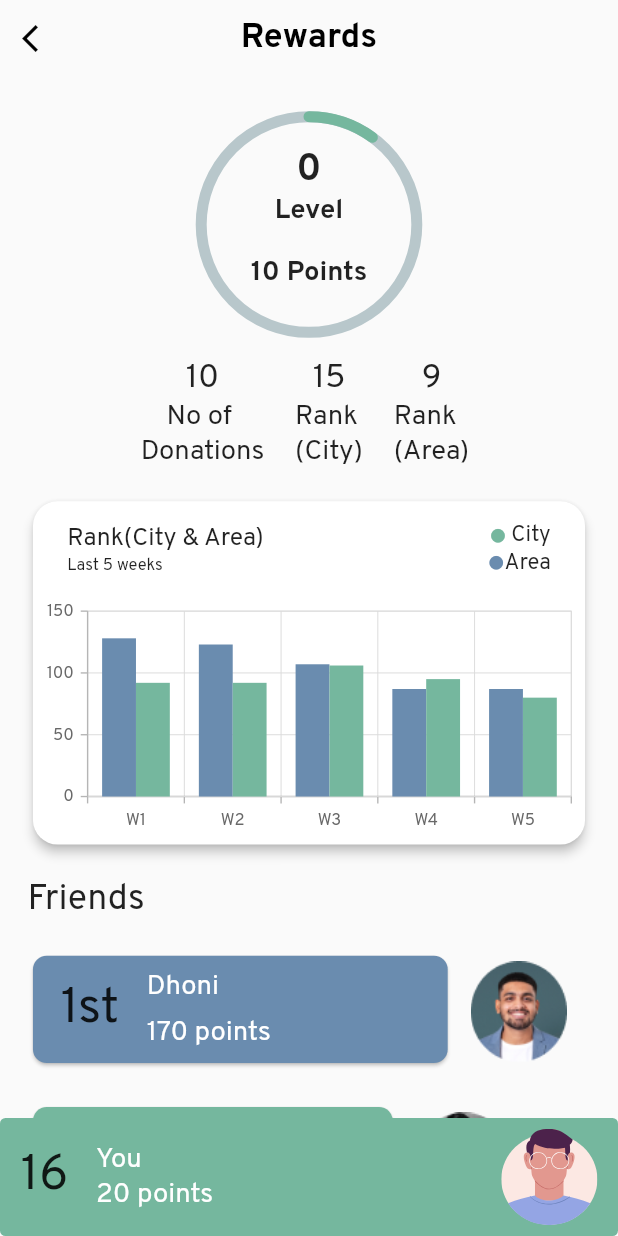
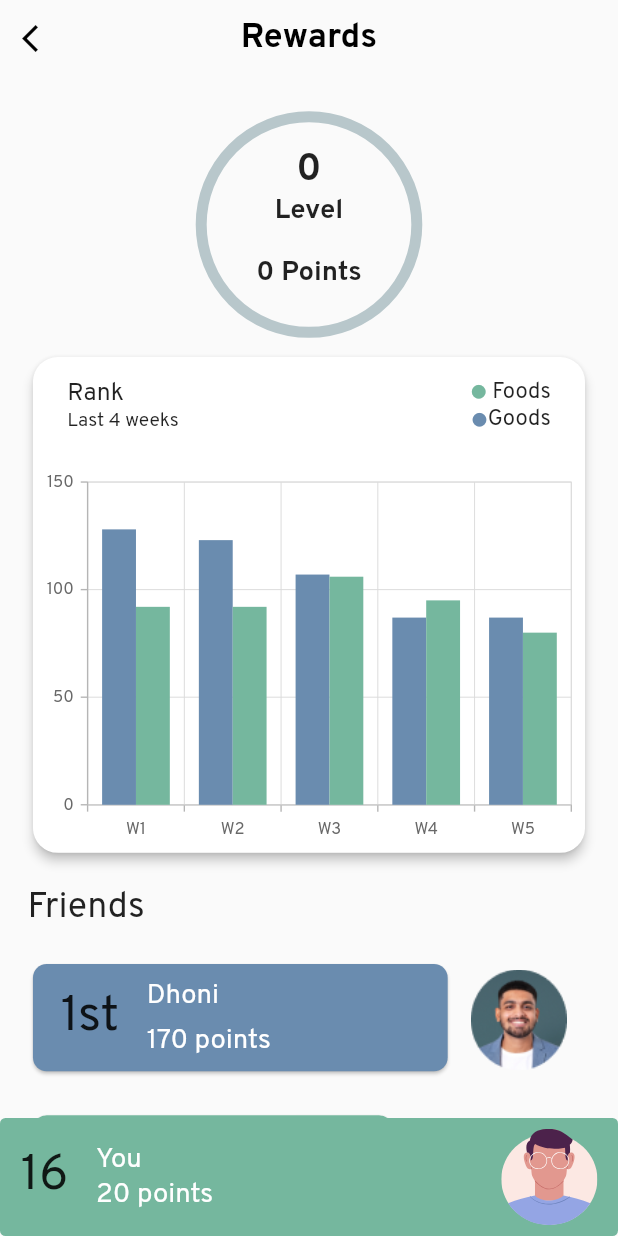
Before and after one commit to tejastamkar/freemorsel, a Flutter app: the Reward screen opened directly, on a phone screen of 412 x 824 dp. Run offline on Flutter 3.47's test engine with Material 2 defaults, Android fonts, the phone set to English and light mode, and no system bars; drawn by our look-alikes of percent_indicator; our stand-ins replace animated_splash_screen, cached_network_image, carousel_indicator, carousel_slider, cloud_firestore, firebase_auth and 18 more; accounts and stored records are empty; project files that could hold a hidden picture were left out.

Commit message:
fixed grid view

```diff
--- a/lib/api/checkuser.dart
+++ b/lib/api/checkuser.dart
@@ -1,6 +1,7 @@
 import 'package:cloud_firestore/cloud_firestore.dart';
 import 'package:firebase_auth/firebase_auth.dart';
 import 'package:firebase_messaging/firebase_messaging.dart';
+import 'package:freemorsel/api/userdetails.dart';
 import 'package:freemorsel/data/userdata.dart';
 import 'package:freemorsel/provider/notifcationprovider.dart';
 
@@ -15,6 +16,7 @@ Future<bool> checkLogin() async {
         .then((docSnapshot) async {
       if (docSnapshot.exists) {
         await getFCM(uid: uid);
+        await UserDetails().getUserDetails(docSnapshot: docSnapshot);
         newUser = true;
       } else {
         newUser = false;
--- a/lib/data/userdata.dart
+++ b/lib/data/userdata.dart
@@ -1,11 +1,11 @@
 import 'package:flutter_cache_manager/flutter_cache_manager.dart';
 
 // String name = 'Zara', lastName = 'Adam';
-int donationLevel = 3, level = 2, points = 10;
+int donationLevel = 0, level = 0, points = 0;
 String profileImage =
     "https://images.unsplash.com/photo-1494790108377-be9c29b29330?ixlib=rb-1.2.1&ixid=MnwxMjA3fDB8MHxzZWFyY2h8Mnx8cHJvZmlsZXxlbnwwfHwwfHw%3D&w=1000&q=80";
 // int phoneNo = 1234567890;
-String email = "zara.adam@freemosal.com";
+String email = "freemosal.com";
 String username = "", phoneNum = "", fcmToken = "";
 
 int profilePicSelector = 1;
--- a/lib/screens/editprofilescreen.dart
+++ b/lib/screens/editprofilescreen.dart
@@ -1,5 +1,6 @@
 import 'package:flutter/material.dart';
 import 'package:flutter_svg/flutter_svg.dart';
+import 'package:freemorsel/api/checkuser.dart';
 import 'package:freemorsel/api/userdetails.dart';
 import 'package:freemorsel/data/userdata.dart';
 import 'package:freemorsel/widgets/profileselector.dart';
@@ -224,7 +225,7 @@ class _EditProfileState extends State<EditProfile> {
                     userName: _userName.text,
                     email: _email.text)
                 .then((value) async {
-              await UserDetails().getUserDetails(context: context);
+              await checkLogin();
             });
             widget.refresh();
           },
--- a/lib/screens/reward.dart
+++ b/lib/screens/reward.dart
@@ -98,50 +98,50 @@ class _RewardState extends State<Reward> {
                   ),
                 ),
               ),
-              Padding(
-                padding: const EdgeInsets.fromLTRB(60, 15, 66, 10),
-                child: Row(
-                  mainAxisAlignment: MainAxisAlignment.spaceEvenly,
-                  children: [
-                    Column(children: const [
-                      Text(
-                        "10",
-                        style: TextStyle(
-                            fontSize: 24, fontWeight: FontWeight.w400),
-                      ),
-                      Text(
-                        "    No of\nDonations",
-                        style: TextStyle(
-                            fontSize: 20, fontWeight: FontWeight.w400),
-                      ),
-                    ]),
-                    Column(children: const [
-                      Text(
-                        "15",
-                        style: TextStyle(
-                            fontSize: 24, fontWeight: FontWeight.w400),
-                      ),
-                      Text(
-                        "Rank\n(City)",
-                        style: TextStyle(
-                            fontSize: 20, fontWeight: FontWeight.w400),
-                      ),
-                    ]),
-                    Column(children: const [
-                      Text(
-                        "9",
-                        style: TextStyle(
-                            fontSize: 24, fontWeight: FontWeight.w400),
-                      ),
-                      Text(
-                        "Rank\n(Area)",
-                        style: TextStyle(
-                            fontSize: 20, fontWeight: FontWeight.w400),
-                      ),
-                    ]),
-                  ],
-                ),
-              ),
+              // Padding(
+              //   padding: const EdgeInsets.fromLTRB(60, 15, 66, 10),
+              //   child: Row(
+              //     mainAxisAlignment: MainAxisAlignment.spaceEvenly,
+              //     children: [
+              //       Column(children: const [
+              //         Text(
+              //           "10",
+              //           style: TextStyle(
+              //               fontSize: 24, fontWeight: FontWeight.w400),
+              //         ),
+              //         Text(
+              //           "    No of\nDonations",
+              //           style: TextStyle(
+              //               fontSize: 20, fontWeight: FontWeight.w400),
+              //         ),
+              //       ]),
+              //       Column(children: const [
+              //         Text(
+              //           "15",
+              //           style: TextStyle(
+              //               fontSize: 24, fontWeight: FontWeight.w400),
+              //         ),
+              //         Text(
+              //           "Rank\n(City)",
+              //           style: TextStyle(
+              //               fontSize: 20, fontWeight: FontWeight.w400),
+              //         ),
+              //       ]),
+              //       Column(children: const [
+              //         Text(
+              //           "9",
+              //           style: TextStyle(
+              //               fontSize: 24, fontWeight: FontWeight.w400),
+              //         ),
+              //         Text(
+              //           "Rank\n(Area)",
+              //           style: TextStyle(
+              //               fontSize: 20, fontWeight: FontWeight.w400),
+              //         ),
+              //       ]),
+              //     ],
+              //   ),
+              // ),
               // SizedBox(
               //   width: width - 20,
               //   child: Card(
@@ -274,15 +274,15 @@ class _RewardState extends State<Reward> {
                                   crossAxisAlignment: CrossAxisAlignment.start,
                                   children: const [
                                     Text(
-                                      "Rank(City & Area)",
+                                      "Rank",
                                       style: TextStyle(
                                           fontSize: 18,
                                           fontWeight: FontWeight.w400),
                                     ),
                                     Text(
-                                      "Last 5 weeks",
+                                      "Last 4 weeks",
                                       style: TextStyle(
-                                          fontSize: 12,
+                                          fontSize: 14,
                                           fontWeight: FontWeight.w400),
                                     ),
                                   ]),
@@ -303,7 +303,7 @@ class _RewardState extends State<Reward> {
                                               Color.fromRGBO(117, 183, 158, 1),
                                         ),
                                         Text(
-                                          " City",
+                                          " Foods",
                                           style: TextStyle(
                                               fontSize: 16,
                                               fontWeight: FontWeight.w400),
@@ -319,7 +319,7 @@ class _RewardState extends State<Reward> {
                                               Color.fromRGBO(106, 140, 175, 1),
                                         ),
                                         Text(
-                                          "Area",
+                                          "Goods",
                                           style: TextStyle(
                                               fontSize: 16,
                                               fontWeight: FontWeight.w400),
@@ -330,7 +330,10 @@ class _RewardState extends State<Reward> {
                             ),
                           ],
                         ),
-                        SizedBox(height: height / 5, child: const BarChart())
+                        const SizedBox(
+                          height: 10,
+                        ),
+                        const SizedBox(height: 280, child: BarChart())
                       ],
                     )),
               ),
--- a/lib/widgets/cards/cardgrid.dart
+++ b/lib/widgets/cards/cardgrid.dart
@@ -20,7 +20,7 @@ class CardGridView extends StatelessWidget {
     return GridView.builder(
         shrinkWrap: true,
         physics: const NeverScrollableScrollPhysics(),
-        itemCount: donationDataList.length,
+        itemCount: itemCount,
         gridDelegate: SliverGridDelegateWithFixedCrossAxisCount(
           crossAxisCount: width < 441 ? 3 : 2,
         ),
--- a/lib/widgets/carouselviews.dart
+++ b/lib/widgets/carouselviews.dart
@@ -29,7 +29,7 @@ class _TrendingCampaignsState extends State<TrendingCampaigns> {
 
   @override
   void initState() {
-    Future.delayed(const Duration(seconds: 3), () => getData());
+    getData();
     super.initState();
   }
 
@@ -53,7 +53,7 @@ class _TrendingCampaignsState extends State<TrendingCampaigns> {
             options: CarouselOptions(
               // height: 250,
               // height: width / 1.8,
-              aspectRatio: 15 / 9,
+              aspectRatio: 14 / 9,
               viewportFraction: 1,
               initialPage: 0,
               autoPlay: false,
```
Also changed, not shown: lib/api/getuserdetails_api.dart (+2 -8 lines), lib/api/userdetails.dart (+3 -8 lines), lib/screens/navbarscreens/bottomnavbar.dart (+0 -7 lines), lib/screens/splashscreens/splash.dart (+10 -0 lines), lib/widgets/cards/donationgridview.dart (+6 -7 lines).
